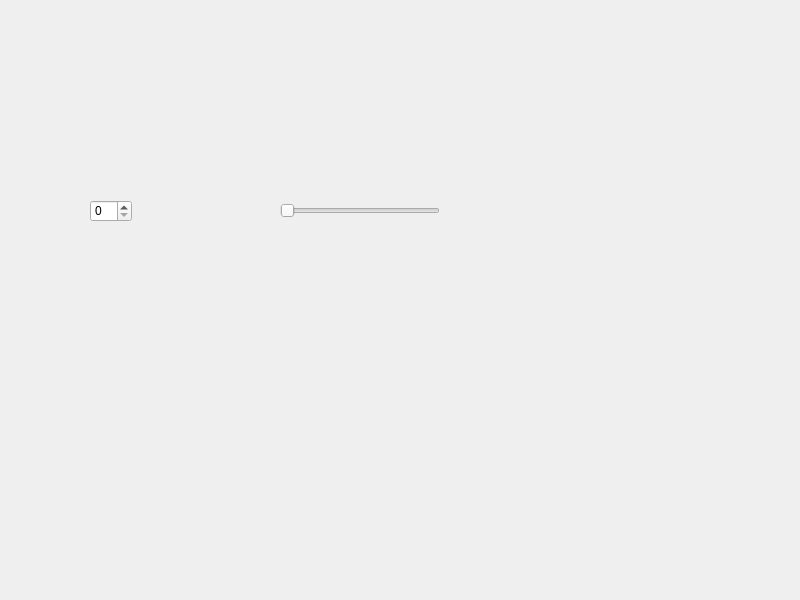
Above: widget.ui from hoyu1708/Spinbox before the change. Below: the same form after it.
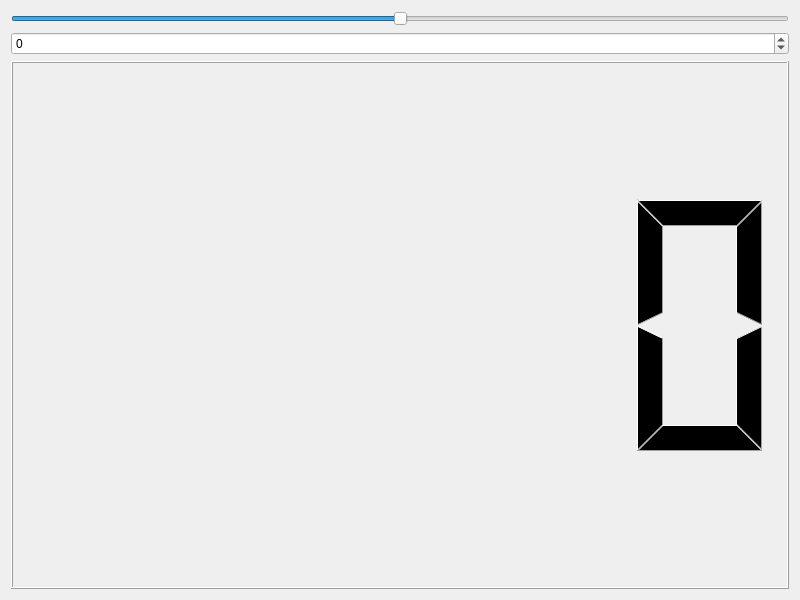
That is the form after the change.

What changed in the file:
```diff
--- a/widget.ui
+++ b/widget.ui
@@ -13,29 +13,38 @@
   <property name="windowTitle">
    <string>Widget</string>
   </property>
-  <widget class="QSpinBox" name="spinBox">
-   <property name="geometry">
-    <rect>
-     <x>90</x>
-     <y>200</y>
-     <width>42</width>
-     <height>22</height>
-    </rect>
-   </property>
-  </widget>
-  <widget class="QSlider" name="horizontalSlider">
-   <property name="geometry">
-    <rect>
-     <x>280</x>
-     <y>200</y>
-     <width>160</width>
-     <height>22</height>
-    </rect>
-   </property>
-   <property name="orientation">
-    <enum>Qt::Orientation::Horizontal</enum>
-   </property>
-  </widget>
+  <layout class="QVBoxLayout" name="verticalLayout_3">
+   <item>
+    <layout class="QVBoxLayout" name="verticalLayout">
+     <item>
+      <widget class="QSlider" name="horizontalSlider">
+       <property name="minimum">
+        <number>-100</number>
+       </property>
+       <property name="maximum">
+        <number>100</number>
+       </property>
+       <property name="orientation">
+        <enum>Qt::Orientation::Horizontal</enum>
+       </property>
+      </widget>
+     </item>
+     <item>
+      <widget class="QSpinBox" name="spinBox">
+       <property name="minimum">
+        <number>-100</number>
+       </property>
+       <property name="maximum">
+        <number>100</number>
+       </property>
+      </widget>
+     </item>
+     <item>
+      <widget class="QLCDNumber" name="lcdNumber"/>
+     </item>
+    </layout>
+   </item>
+  </layout>
  </widget>
  <resources/>
  <connections>
```
Left out of the diff: 32 changed lines with no effect on the pictures.
